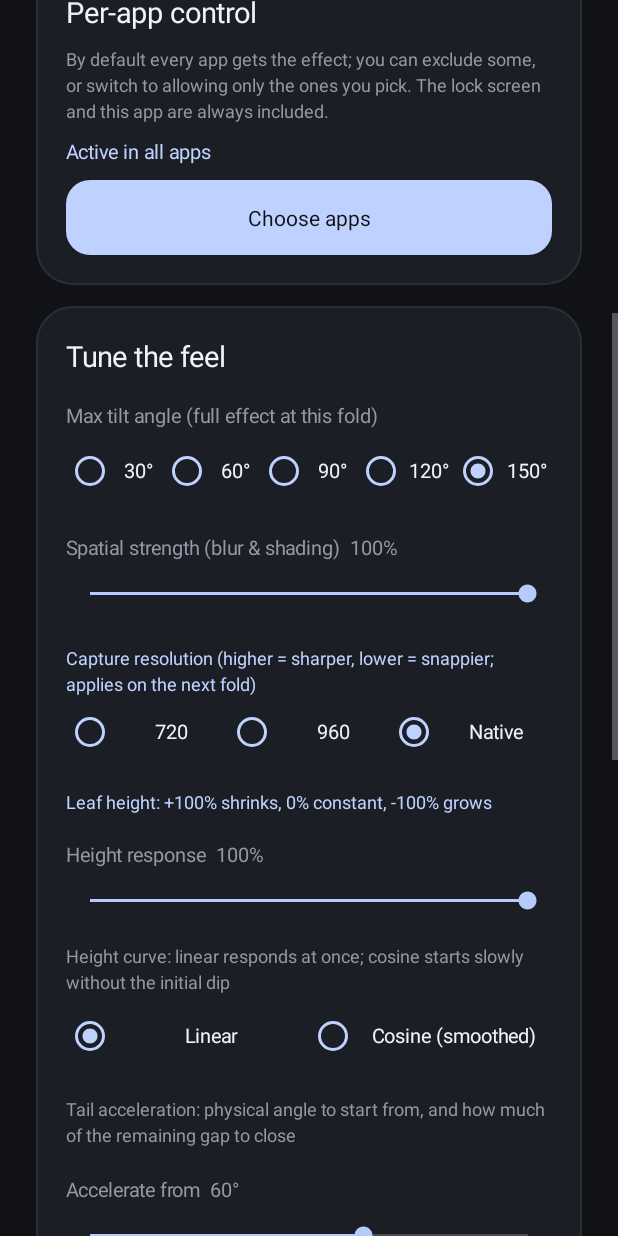
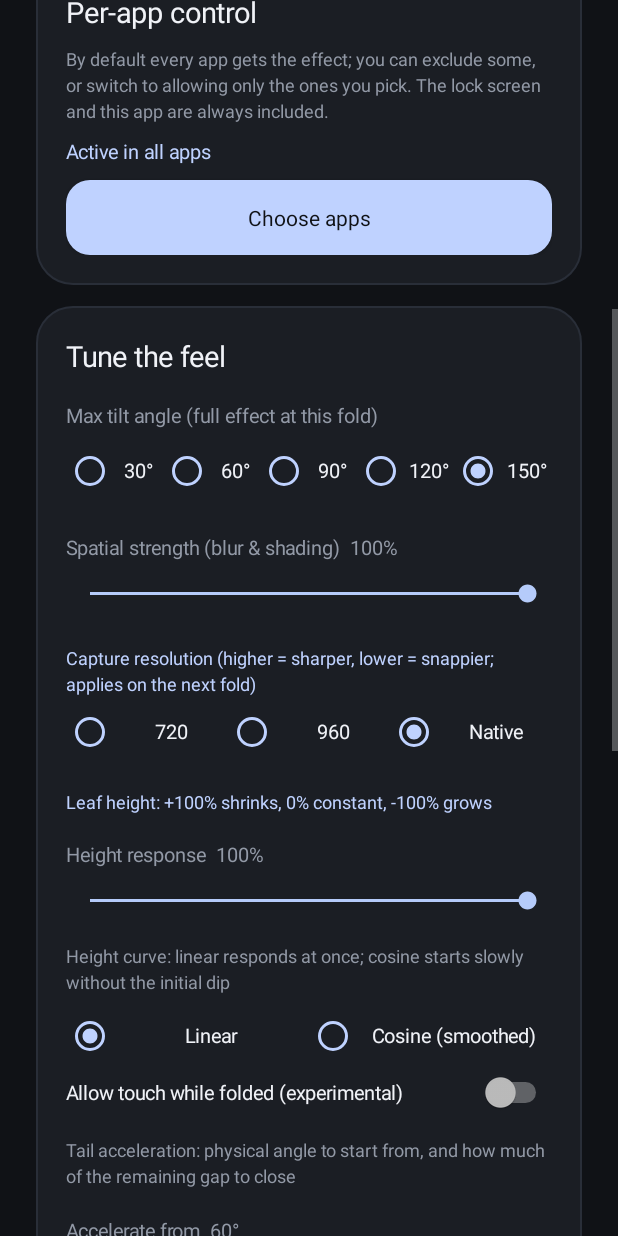
Before and after one commit to tianmingrui12345-eng/duofold-bixi, an Android app: the screen it shows after launch (MainActivity), scrolled down 576 dp, on a phone screen of 412 x 824 dp. Run offline under Robolectric (Android 15) with nearby library versions, the phone set to English and light mode, and no system bars; libraries missing offline, so code that uses them is left out: rikka.shizuku; 10 statements that could not run were skipped.

Commit message:
Experimental: describe the layer as non-touchable so taps reach the app below

```diff
--- a/app/build.gradle
+++ b/app/build.gradle
@@ -8,8 +8,8 @@ android {
         applicationId 'dev.duofold'
         minSdk 29
         targetSdk 35
-        versionCode 60
-        versionName '0.9'
+        versionCode 61
+        versionName '0.10'
         testInstrumentationRunner 'android.test.InstrumentationTestRunner'
     }
     flavorDimensions 'api'
--- a/app/src/main/java/dev/duofold/FoldService.java
+++ b/app/src/main/java/dev/duofold/FoldService.java
@@ -403,7 +403,7 @@ public final class FoldService extends AccessibilityService {
             // transaction lands, which is what made the screen unresponsive for a moment.
             try {
                 IFoldBridge bridge=client.service();
-                if(bridge!=null) bridge.makeGlassPassThrough(control);
+                if(bridge!=null) bridge.makeGlassPassThrough(control,dev.duofold.EffectPrefs.touchThrough);
             } catch(Exception error) {android.util.Log.w("DuoFold","pass-through",error);}
             // Hosted layers composite on this ROM only through the accessibility display hook.
             java.lang.reflect.Method attach=AccessibilityService.class
--- a/app/src/main/java/dev/duofold/MainActivity.java
+++ b/app/src/main/java/dev/duofold/MainActivity.java
@@ -177,6 +177,17 @@ public final class MainActivity extends Activity {
         });
         tuning.addView(heightCurve,new LinearLayout.LayoutParams(-1,-2));
 
+        Switch touchThrough=new Switch(this);
+        touchThrough.setText(t("折叠时允许触控（实验）","Allow touch while folded (experimental)"));
+        touchThrough.setTextColor(Ui.FG);touchThrough.setTextSize(13);
+        touchThrough.setChecked(EffectPrefs.touchThrough);
+        touchThrough.setOnCheckedChangeListener((b,checked)-> {
+            prefs.edit().putBoolean("touchThrough",checked).apply();
+            EffectPrefs.setTouchThrough(this,checked);
+            Toast.makeText(this,t("下次折起生效","Applies on the next fold"),Toast.LENGTH_SHORT).show();
+        });
+        tuning.addView(touchThrough,new LinearLayout.LayoutParams(-1,-2));
+
         Ui.add(this,tuning,Ui.text(this,t("末端加速：从哪个物理角度开始加速 · 补掉多少剩余差距","Tail acceleration: physical angle to start from, and how much of the remaining gap to close"),12,Ui.MUTED),16,1);
         slider(tuning,t("开始加速的角度","Accelerate from"),10,90,prefs.getFloat("tailKnee",60f),
                 value->{prefs.edit().putFloat("tailKnee",(float)value).apply();EffectPrefs.setTailKnee(this,value);},"°");
```
Also changed, not shown: app/src/main/java/dev/duofold/EffectPrefs.java (+8 -0 lines), app/src/main/java/dev/duofold/bridge/CaptureBridge.java (+24 -1 lines), app/src/main/aidl/dev/duofold/bridge/IFoldBridge.aidl.
